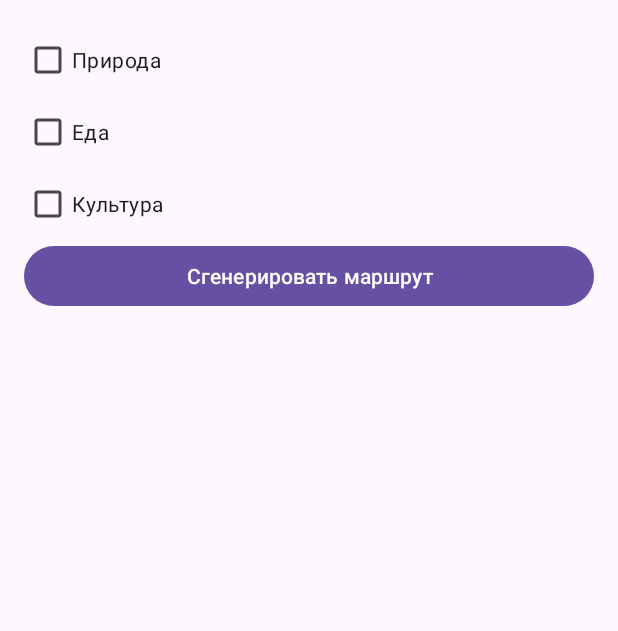
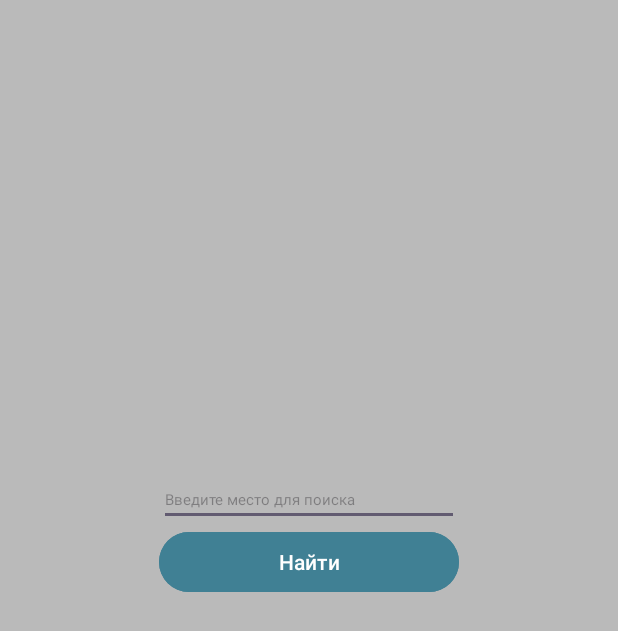
Before and after one commit to Saayyaaaa/AlmatyAI, an Android app: the screen it shows after launch (MainActivity), on a phone screen of 412 x 824 dp. Shown: the top 631 px of the screen. Run offline under Robolectric (Android 15) with nearby library versions, the phone set to English and light mode, and no system bars.

Commit message:
finish search map application

```diff
--- a/app/src/main/java/com/example/almatyai/MainActivity.kt
+++ b/app/src/main/java/com/example/almatyai/MainActivity.kt
@@ -3,6 +3,7 @@ package com.example.almatyai
 import android.content.Intent
 import android.os.Bundle
 import android.widget.Button
+import android.widget.EditText
 import androidx.appcompat.app.AppCompatActivity
 
 class MainActivity : AppCompatActivity() {
@@ -10,10 +11,19 @@ class MainActivity : AppCompatActivity() {
         super.onCreate(savedInstanceState)
         setContentView(R.layout.activity_main)
 
-        val btnGenerateRoute = findViewById<Button>(R.id.btnGenerateRoute)
-        btnGenerateRoute.setOnClickListener {
-            val intent = Intent(this, RouteActivity::class.java)
-            startActivity(intent)
+        val editSearch = findViewById<EditText>(R.id.editSearch)
+        val btnSearch = findViewById<Button>(R.id.btnSearch)
+
+        btnSearch.setOnClickListener {
+            val location = editSearch.text.toString().trim()
+
+            if (location.isNotEmpty()) {
+                val intent = Intent(this, MapActivity::class.java)
+                intent.putExtra("LOCATION_NAME", location)
+                startActivity(intent)
+            } else {
+                editSearch.error = "Введите название места"
+            }
         }
     }
 }
--- a/app/src/main/res/layout/activity_main.xml
+++ b/app/src/main/res/layout/activity_main.xml
@@ -2,25 +2,26 @@
     android:layout_width="match_parent"
     android:layout_height="match_parent"
     android:orientation="vertical"
-    android:padding="16dp">
+    android:padding="16dp"
+    android:backgroundTint="@color/grey"
+    android:background="@color/grey">
 
-    <CheckBox android:id="@+id/checkNature"
-        android:layout_width="wrap_content"
+    <EditText
+        android:id="@+id/editSearch"
+        android:layout_gravity="center"
+        android:layout_width="200dp"
+        android:layout_marginTop="300dp"
         android:layout_height="wrap_content"
-        android:text="Природа"/>
+        android:hint="Введите место для поиска"
+        android:textSize="10dp"
+        android:inputType="text" />
 
-    <CheckBox android:id="@+id/checkFood"
-        android:layout_width="wrap_content"
+    <Button
+        android:id="@+id/btnSearch"
+        android:layout_width="200dp"
+        android:layout_gravity="center"
         android:layout_height="wrap_content"
-        android:text="Еда"/>
+        android:backgroundTint="@color/blue"
+        android:text="Найти" />
 
-    <CheckBox android:id="@+id/checkCulture"
-        android:layout_width="wrap_content"
-        android:layout_height="wrap_content"
-        android:text="Культура"/>
-
-    <Button android:id="@+id/btnGenerateRoute"
-        android:layout_width="match_parent"
-        android:layout_height="wrap_content"
-        android:text="Сгенерировать маршрут"/>
 </LinearLayout>
--- a/app/src/main/res/values/colors.xml
+++ b/app/src/main/res/values/colors.xml
@@ -2,4 +2,6 @@
 <resources>
     <color name="black">#FF000000</color>
     <color name="white">#FFFFFFFF</color>
+    <color name="blue">#408094</color>
+    <color name="grey">#BABABA</color>
 </resources>
--- /dev/null
+++ b/app/src/main/res/values/google_maps_api.xml
@@ -0,0 +1,4 @@
+<?xml version="1.0" encoding="utf-8"?>
+<resources>
+    <string name="google_maps_key">AIzaSyB1EDlWGluEpntaJHTa1Hao23ttymnrEWQ</string>
+</resources>
```
Also changed, not shown: app/src/main/AndroidManifest.xml (+5 -4 lines), app/src/main/java/com/example/almatyai/MapActivity.kt (+23 -7 lines), app/src/main/java/com/example/almatyai/RouteActivity.kt (deleted, +0 -26 lines), app/src/main/res/layout/activity_map.xml (+12 -1 lines), app/src/main/res/layout/activity_route.xml (deleted, +0 -12 lines).
